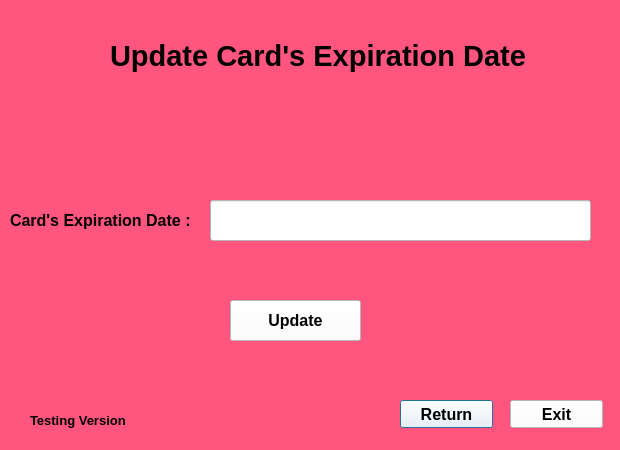
This is update_card_expiration_date.ui in Louay-Barraq/PasswordAndCreditCard-Manager as Qt 5 draws it before an edit. The edited form follows.
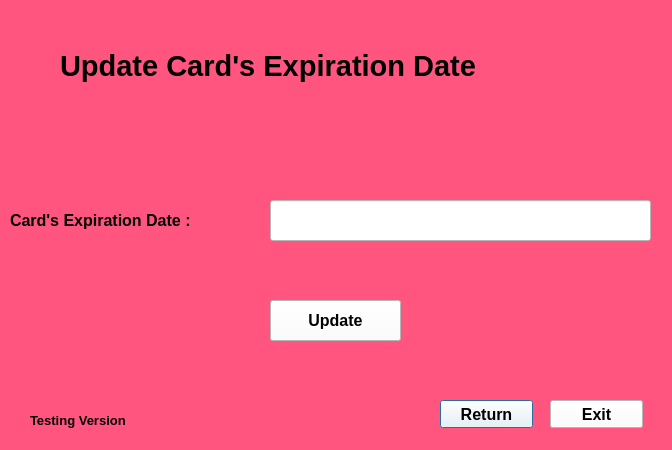
This is the edited form.

Commit message: Added The Credit Card GUIs

What changed in the file:
```diff
--- a/update_card_expiration_date.ui
+++ b/update_card_expiration_date.ui
@@ -6,7 +6,7 @@
    <rect>
     <x>0</x>
     <y>0</y>
-    <width>620</width>
+    <width>672</width>
     <height>450</height>
    </rect>
   </property>
@@ -19,9 +19,9 @@
   <widget class="QLabel" name="label_4">
    <property name="geometry">
     <rect>
-     <x>110</x>
-     <y>20</y>
-     <width>451</width>
+     <x>60</x>
+     <y>30</y>
+     <width>571</width>
      <height>71</height>
     </rect>
    </property>
@@ -62,7 +62,7 @@
   <widget class="QPushButton" name="ReturnButton">
    <property name="geometry">
     <rect>
-     <x>400</x>
+     <x>440</x>
      <y>400</y>
      <width>93</width>
      <height>28</height>
@@ -86,7 +86,7 @@
   <widget class="QPushButton" name="Update">
    <property name="geometry">
     <rect>
-     <x>230</x>
+     <x>270</x>
      <y>300</y>
      <width>131</width>
      <height>41</height>
@@ -112,7 +112,7 @@
     <rect>
      <x>10</x>
      <y>200</y>
-     <width>191</width>
+     <width>261</width>
      <height>41</height>
     </rect>
    </property>
@@ -135,7 +135,7 @@
   <widget class="QPushButton" name="Exit">
    <property name="geometry">
     <rect>
-     <x>510</x>
+     <x>550</x>
      <y>400</y>
      <width>93</width>
      <height>28</height>
@@ -159,7 +159,7 @@
   <widget class="QLineEdit" name="CardExpirationDate">
    <property name="geometry">
     <rect>
-     <x>210</x>
+     <x>270</x>
      <y>200</y>
      <width>381</width>
      <height>41</height>
```
The commit also changes 10 other files.
